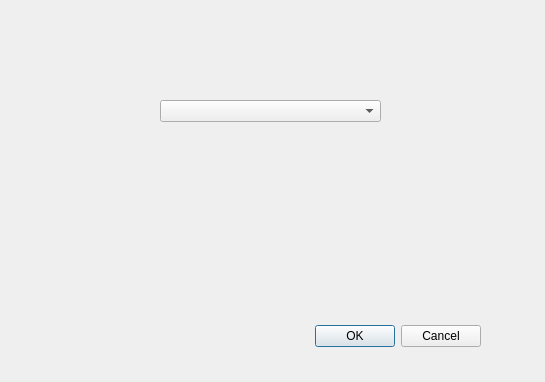
mpelcat/GPStudio, file src/gpnode/confignodedialog.ui: the form before one commit.
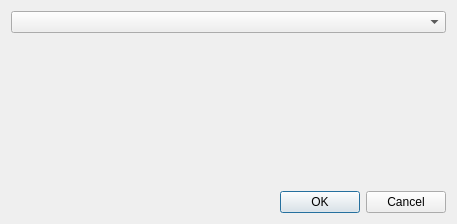
The form after the commit.

What changed in the file:
```diff
--- a/src/gpnode/confignodedialog.ui
+++ b/src/gpnode/confignodedialog.ui
@@ -6,22 +6,35 @@
    <rect>
     <x>0</x>
     <y>0</y>
-    <width>545</width>
-    <height>382</height>
+    <width>457</width>
+    <height>224</height>
    </rect>
   </property>
   <property name="windowTitle">
    <string>Dialog</string>
   </property>
+  <layout class="QVBoxLayout" name="verticalLayout_2">
+   <item>
+    <widget class="QComboBox" name="boardComboBox"/>
+   </item>
+   <item>
+    <layout class="QVBoxLayout" name="iosLayout"/>
+   </item>
+   <item>
+    <spacer name="verticalSpacer">
+     <property name="orientation">
+      <enum>Qt::Vertical</enum>
+     </property>
+     <property name="sizeHint" stdset="0">
+      <size>
+       <width>20</width>
+       <height>126</height>
+      </size>
+     </property>
+    </spacer>
+   </item>
+   <item>
   <widget class="QDialogButtonBox" name="buttonBox">
-   <property name="geometry">
-    <rect>
-     <x>140</x>
-     <y>320</y>
-     <width>341</width>
-     <height>32</height>
-    </rect>
-   </property>
    <property name="orientation">
     <enum>Qt::Horizontal</enum>
    </property>
@@ -29,16 +42,8 @@
     <set>QDialogButtonBox::Cancel|QDialogButtonBox::Ok</set>
    </property>
   </widget>
-  <widget class="QComboBox" name="boardComboBox">
-   <property name="geometry">
-    <rect>
-     <x>160</x>
-     <y>100</y>
-     <width>221</width>
-     <height>22</height>
-    </rect>
-   </property>
-  </widget>
+   </item>
+  </layout>
  </widget>
  <resources/>
  <connections>
```
Lines whose indentation alone changed are shown as unchanged.
